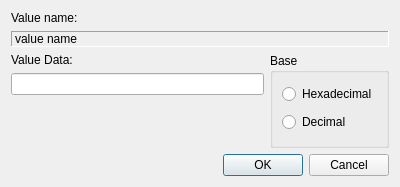
Qt form FWAdminLib/ChangeRegDWordValueDlg.ui (fw-dev/translations) before a commit.
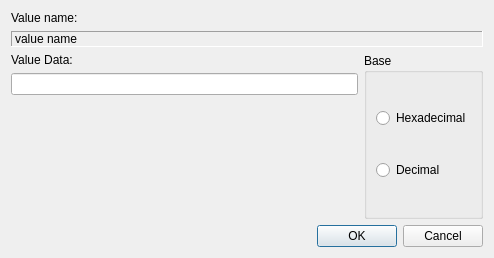
The same form after that commit.

```diff
--- a/FWAdminLib/ChangeRegDWordValueDlg.ui
+++ b/FWAdminLib/ChangeRegDWordValueDlg.ui
@@ -5,17 +5,11 @@
   <property name="geometry">
    <rect>
     <x>0</x>
-    <y>7</y>
-    <width>400</width>
-    <height>187</height>
+    <y>0</y>
+    <width>494</width>
+    <height>258</height>
    </rect>
   </property>
-  <property name="sizePolicy">
-   <sizepolicy hsizetype="Preferred" vsizetype="Fixed">
-    <horstretch>0</horstretch>
-    <verstretch>0</verstretch>
-   </sizepolicy>
-  </property>
   <property name="windowTitle">
    <string>Dialog</string>
   </property>
```
